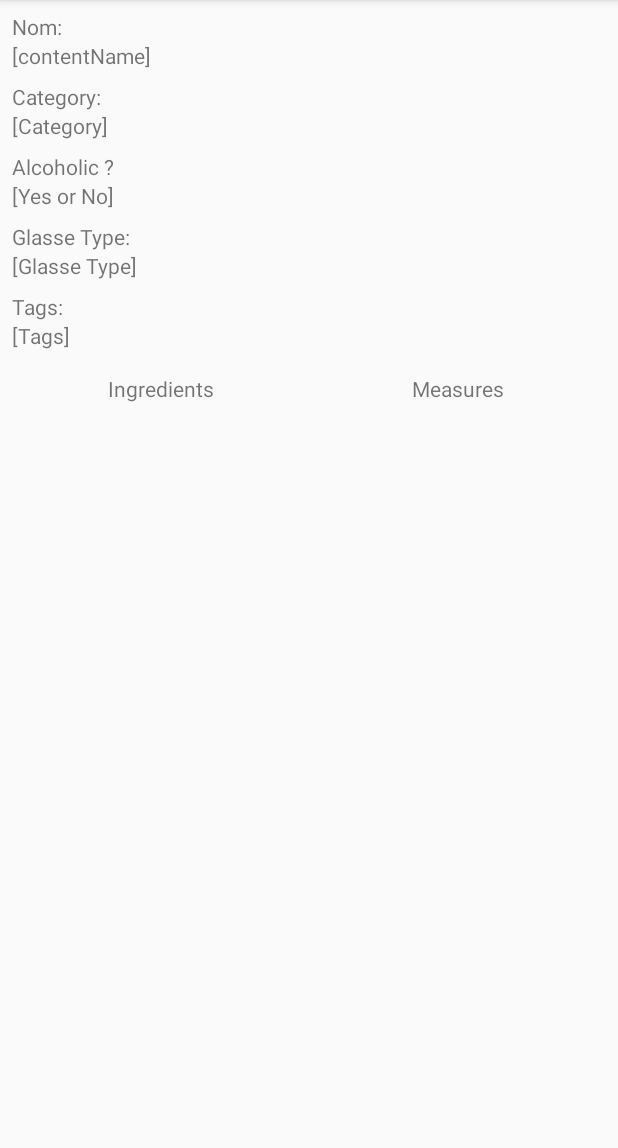
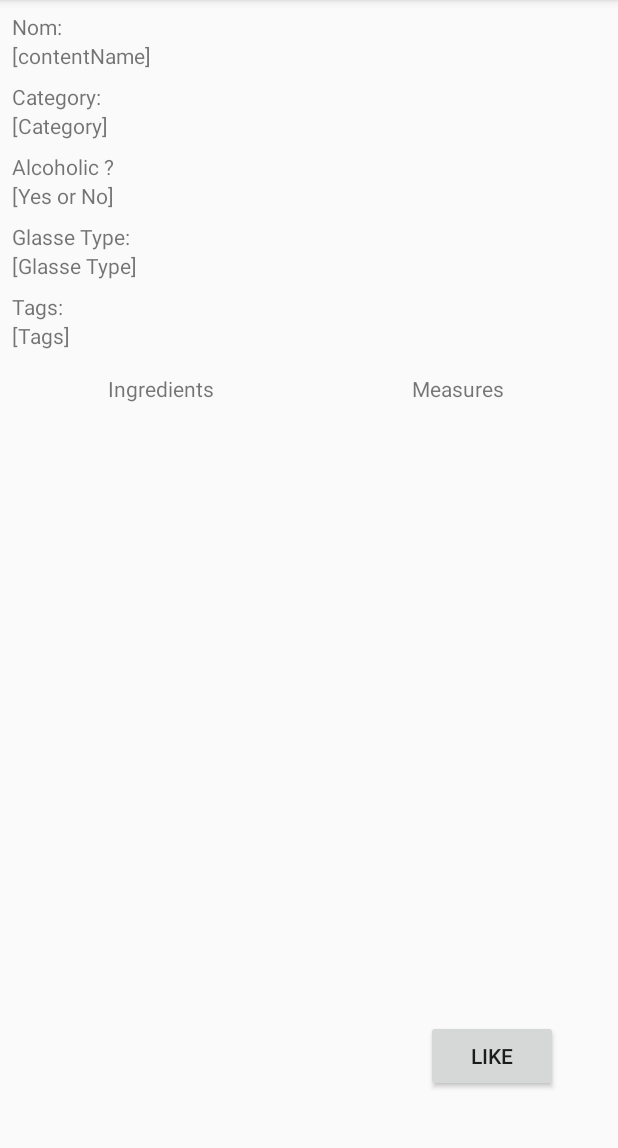
Before and after one commit to mathieucollet/cooktail, an Android app: the DetailsCocktail screen opened directly, with no data from a screen before it, on a phone screen of 412 x 824 dp, the part 84-1232 px from its top. Run offline under Robolectric (Android 15) with nearby library versions, the phone set to English and light mode, and no system bars; our stand-ins replace Volley; network calls fail.

Commit message:
Auto stash before merge of "develop" and "origin/develop"

```diff
--- a/app/src/main/java/fr/cooktail/DetailsCocktail.java
+++ b/app/src/main/java/fr/cooktail/DetailsCocktail.java
@@ -12,6 +12,7 @@ import android.widget.Adapter;
 import android.widget.ArrayAdapter;
 import android.widget.ListAdapter;
 import android.widget.ListView;
+import android.widget.Button;
 import android.widget.TextView;
 import android.widget.Toast;
 
@@ -45,6 +46,7 @@ public class DetailsCocktail extends AppCompatActivity  {
     TextView TV_contentAlchoholic ;
     TextView TV_contentGlassType ;
     TextView TV_contentTags ;
+    Button BTN_like;
 
     ListView LV_ingredientsList ;
     ArrayAdapter<String> theArrayAdapterIngredients;
@@ -62,6 +64,7 @@ public class DetailsCocktail extends AppCompatActivity  {
         this.TV_contentAlchoholic = findViewById(R.id.TV_contentAlchoholic);
         this.TV_contentGlassType = findViewById(R.id.TV_contentGlassType);
         this.TV_contentTags = findViewById(R.id.TV_contentTags);
+        this.BTN_like = findViewById(R.id.BTN_like);
 
 
         this.theDrink = new DrinkDetailed();
@@ -89,6 +92,16 @@ public class DetailsCocktail extends AppCompatActivity  {
         }
 
 
+    //TODO: fetch the cocktail details with a fonction from J
+        //TODO: fill up the textViewS details
+
+        BTN_like.setOnClickListener(new View.OnClickListener() {
+            @Override
+            public void onClick(View view) {
+                DatabaseHelper db = new DatabaseHelper(DetailsCocktail.this);
+//                db.addDrink();
+            }
+        });
         initVolleyCallback();
         requests = new Requests(mResultCallback,this);
         requests.getDrinkById(this.theIdCocktail);
--- a/app/src/main/res/layout/details_layout.xml
+++ b/app/src/main/res/layout/details_layout.xml
@@ -152,5 +152,14 @@
             tools:listitem="@android:layout/activity_list_item" />
     </LinearLayout>
 
+    <Button
+        android:id="@+id/BTN_like"
+        android:layout_width="wrap_content"
+        android:layout_height="wrap_content"
+        android:layout_marginEnd="40dp"
+        android:layout_marginBottom="40dp"
+        android:text="Like"
+        app:layout_constraintBottom_toBottomOf="parent"
+        app:layout_constraintEnd_toEndOf="parent" />
 
 </androidx.constraintlayout.widget.ConstraintLayout>
```
Also changed, not shown: app/src/main/java/fr/cooktail/DatabaseHelper.java (added, +55 -0 lines).
